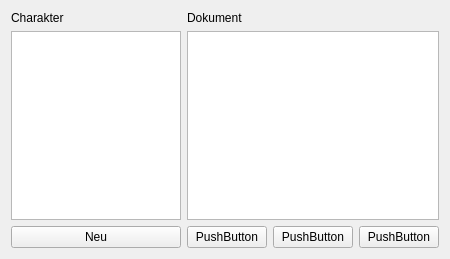
The window that Fuk/mainform.ui (FireballGfx/FUK) describes before a commit, drawn with Qt 5.
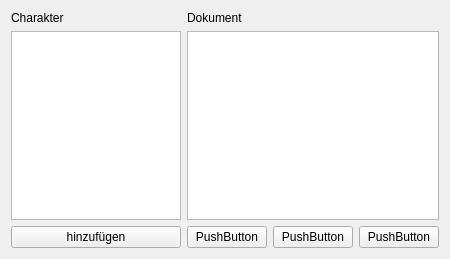
The same window after the commit.

Patch:
```diff
--- a/Fuk/mainform.ui
+++ b/Fuk/mainform.ui
@@ -29,7 +29,7 @@
      <item>
       <widget class="QPushButton" name="pushButton">
        <property name="text">
-        <string>Neu</string>
+        <string>hinzufügen</string>
        </property>
       </widget>
      </item>
```
Left out of the diff: 2 changed lines with no effect on the pictures.
